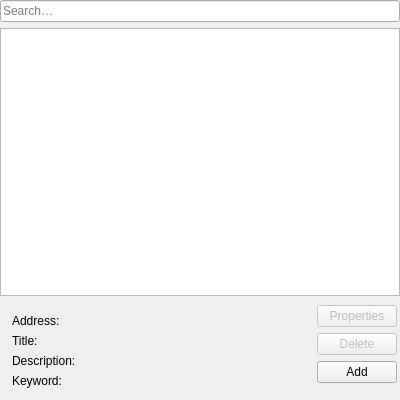
This is src/modules/windows/bookmarks/BookmarksContentsWidget.ui in OtterBrowser/otter-browser as Qt 5 draws it before an edit. The edited form follows.
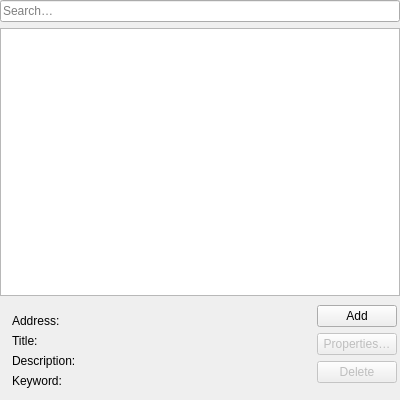
This is the edited form. Custom widgets are drawn as their Qt base class.

Commit message: Normalize buttons order

What changed in the file:
```diff
--- a/src/modules/windows/bookmarks/BookmarksContentsWidget.ui
+++ b/src/modules/windows/bookmarks/BookmarksContentsWidget.ui
@@ -124,13 +124,20 @@
       </item>
       <item>
        <layout class="QVBoxLayout" name="actionsLayout" stretch="0,0,0,1">
+        <item>
+         <widget class="QPushButton" name="addButton">
+          <property name="text">
+           <string>Add</string>
+          </property>
+         </widget>
+        </item>
         <item>
          <widget class="QPushButton" name="propertiesButton">
           <property name="enabled">
            <bool>false</bool>
           </property>
           <property name="text">
-           <string>Properties</string>
+           <string>Properties…</string>
           </property>
          </widget>
         </item>
@@ -144,13 +151,6 @@
           </property>
          </widget>
         </item>
-        <item>
-         <widget class="QPushButton" name="addButton">
-          <property name="text">
-           <string>Add</string>
-          </property>
-         </widget>
-        </item>
         <item>
          <spacer name="verticalSpacer">
           <property name="orientation">
@@ -172,17 +172,17 @@
   </layout>
  </widget>
  <customwidgets>
+  <customwidget>
+   <class>Otter::ItemViewWidget</class>
+   <extends>QTreeView</extends>
+   <header>src/ui/ItemViewWidget.h</header>
+  </customwidget>
   <customwidget>
    <class>Otter::TextLabelWidget</class>
    <extends>QWidget</extends>
    <header>src/ui/TextLabelWidget.h</header>
    <container>1</container>
   </customwidget>
-  <customwidget>
-   <class>Otter::ItemViewWidget</class>
-   <extends>QTreeView</extends>
-   <header>src/ui/ItemViewWidget.h</header>
-  </customwidget>
  </customwidgets>
  <tabstops>
   <tabstop>filterLineEdit</tabstop>
```
Left out of the diff: 1 changed line with no effect on the pictures. The commit also changes 2 other files.
